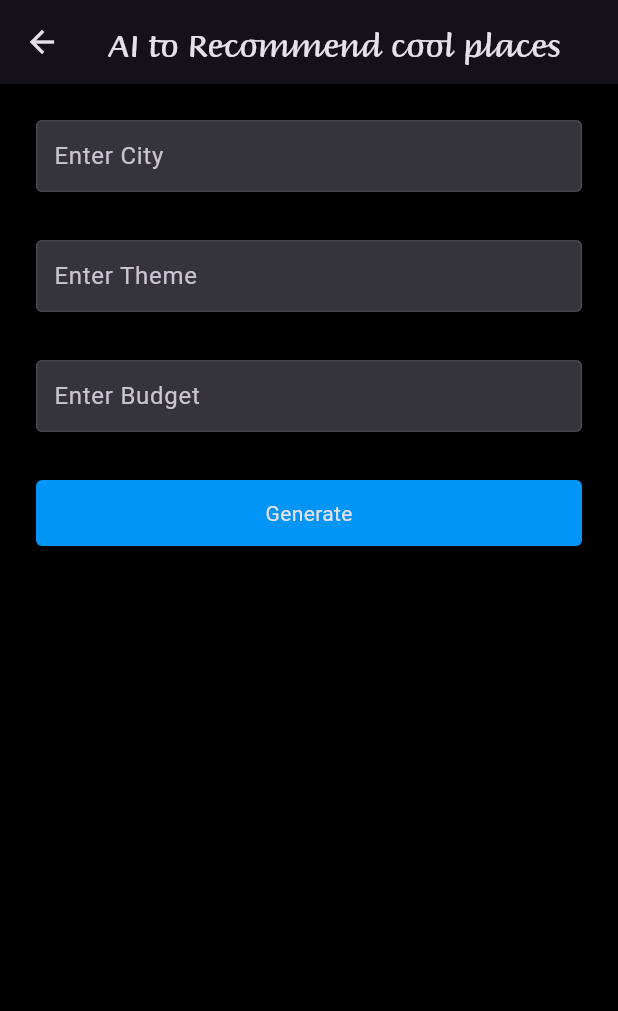
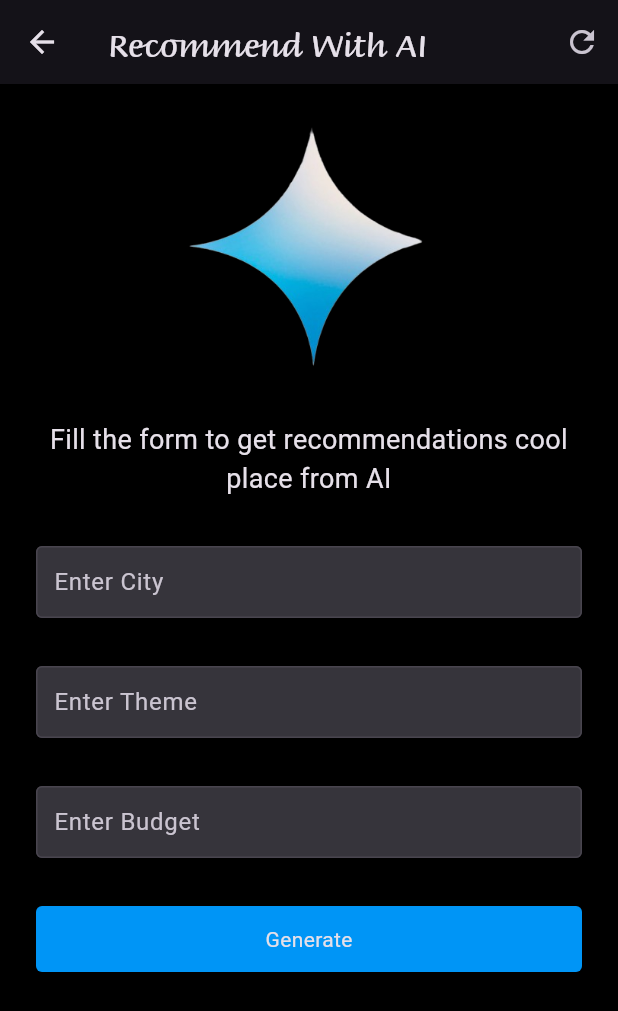
Before and after one commit to WiraRespati/flutter_mini-project_Wira-Respati, a Flutter app: the ImplementAIScreen screen opened directly, on a phone screen of 412 x 824 dp. Shown: the top 1011 px of the screen. Run offline on Flutter 3.47's test engine with Material 3 defaults, Android fonts, the phone set to English and light mode, and no system bars; our stand-ins replace dio, equatable, flutter_bloc, flutter_gemini, geolocator, google_maps_flutter and 2 more; accounts and stored records are empty.

Commit message:
fixed bug result recommendation and feature profile done

```diff
--- a/story_app/lib/data/models/story/detail_story_response.dart
+++ b/story_app/lib/data/models/story/detail_story_response.dart
@@ -36,6 +36,7 @@ class DetailStory {
     this.lat,
     this.lon,
   });
+
   factory DetailStory.fromJson(Map<String, dynamic> json) {
     return DetailStory(
       id: json['id'],
--- a/story_app/lib/presentation/screens/ai/implement_ai_screen.dart
+++ b/story_app/lib/presentation/screens/ai/implement_ai_screen.dart
@@ -6,7 +6,7 @@ import 'package:story_app/presentation/widgets/text_field_input.dart';
 import 'package:story_app/utils/constant/validation.dart';
 
 class ImplementAIScreen extends StatefulWidget {
-  const ImplementAIScreen({Key? key}) : super(key: key);
+  const ImplementAIScreen({super.key});
 
   @override
   State<ImplementAIScreen> createState() => _ImplementAIScreenState();
@@ -50,7 +50,7 @@ class _ImplementAIScreenState extends State<ImplementAIScreen> {
     setState(() {
       _isLoading = true;
     });
-    await Gemini.instance.streamGenerateContent(question).forEach((event) {
+    await for (var event in Gemini.instance.streamGenerateContent(question)) {
       final responseParts = event.content?.parts;
       if (responseParts != null) {
         String response = '';
@@ -65,14 +65,29 @@ class _ImplementAIScreenState extends State<ImplementAIScreen> {
         _themeController.clear();
         _budgetController.clear();
       }
-    });
+    }
   }
 
   @override
   Widget build(BuildContext context) {
     return Scaffold(
       appBar: AppBar(
-        title: const Text("AI to Recommend cool places",style: TextStyle(fontFamily: 'BriemHand'),),
+        title: const Text(
+          "Recommend With AI",
+          style: TextStyle(fontFamily: 'BriemHand'),
+        ),
+        actions: [
+          IconButton(
+              onPressed: () {
+                _cityController.clear();
+                _themeController.clear();
+                _budgetController.clear();
+                setState(() {
+                  recommendations = [];
+                });
+              },
+              icon: const Icon(Icons.refresh))
+        ],
       ),
       body: SingleChildScrollView(
         child: Padding(
@@ -80,6 +95,23 @@ class _ImplementAIScreenState extends State<ImplementAIScreen> {
           child: Column(
             mainAxisSize: MainAxisSize.min,
             children: [
+              SizedBox(
+                  height: 200,
+                  width: 200,
+                  child: Image.asset(
+                    'assets/gemini.png',
+                    fit: BoxFit.cover,
+                  )),
+              const Padding(
+                padding: EdgeInsets.all(16.0),
+                child: Text(
+                  'Fill the form to get recommendations cool place from AI',
+                  textAlign: TextAlign.center,
+                  style: TextStyle(
+                    fontSize: 18.0,
+                  ),
+                ),
+              ),
               Padding(
                 padding: const EdgeInsets.all(16.0),
                 child: TextFieldInput(
@@ -177,12 +209,10 @@ class _ImplementAIScreenState extends State<ImplementAIScreen> {
                             color: Colors.white,
                             strokeWidth: 2.0,
                           ),
-                          // Tampilkan indikator loading jika sedang loading
                         )
                       : const Text("Generate"),
                 ),
               ),
-              // Tampilkan semua rekomendasi dalam list
               if (recommendations.isNotEmpty)
                 Padding(
                   padding: const EdgeInsets.all(16.0),
@@ -195,15 +225,14 @@ class _ImplementAIScreenState extends State<ImplementAIScreen> {
                             fontSize: 18, fontWeight: FontWeight.bold),
                       ),
                       const SizedBox(height: 8.0),
-                      ListView.builder(
-                        shrinkWrap: true,
-                        itemCount: recommendations.length,
-                        itemBuilder: (context, index) {
+                      Column(
+                        crossAxisAlignment: CrossAxisAlignment.start,
+                        children: recommendations.map((recommendation) {
                           return Text(
-                            '${index + 1}. ${recommendations[index]}',
+                            '${recommendations.indexOf(recommendation) + 1}. $recommendation',
                             style: const TextStyle(fontSize: 16),
                           );
-                        },
+                        }).toList(),
                       ),
                     ],
                   ),
--- a/story_app/lib/presentation/screens/home/home_screen.dart
+++ b/story_app/lib/presentation/screens/home/home_screen.dart
@@ -1,7 +1,4 @@
 import 'package:flutter/material.dart';
-import 'package:flutter_bloc/flutter_bloc.dart';
-import 'package:story_app/presentation/bloc/story/list/list_story_bloc.dart';
-import 'package:story_app/presentation/bloc/story/list/list_story_event.dart';
 import 'package:story_app/presentation/screens/home/widget/home_appbar_widget.dart';
 import 'package:story_app/presentation/screens/home/widget/list_story_highlight_widget.dart';
 import 'package:story_app/presentation/screens/home/widget/list_story_widget.dart';
```
Also changed, not shown: story_app/lib/presentation/screens/user/profile/button_profile_widget.dart (added, +40 -0 lines), story_app/lib/presentation/screens/user/profile/profile_screen.dart (+109 -3 lines), story_app/assets/gemini.png (added).
